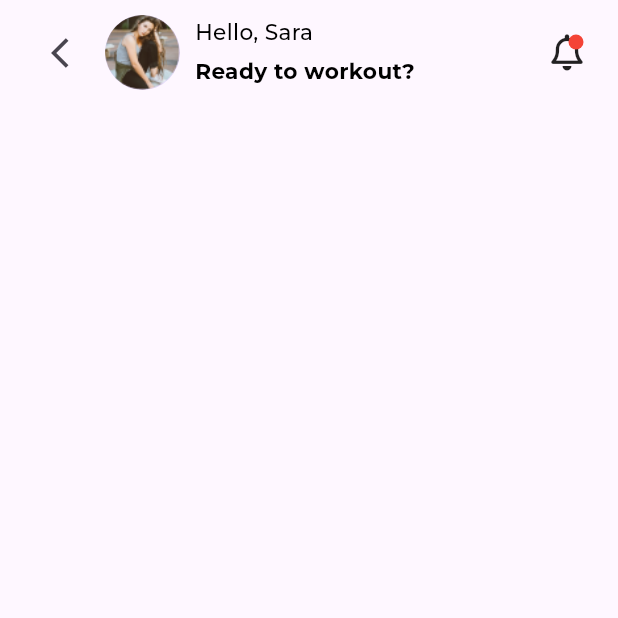
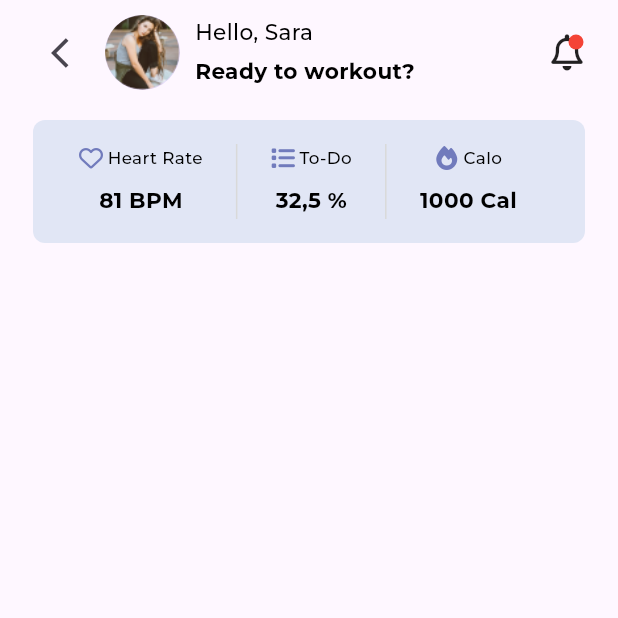
Before and after one commit to ElDaly15/MoodyUiApp, a Flutter app: the YogaView screen opened directly, on a phone screen of 412 x 824 dp, the top half of it. Run offline on Flutter 3.47's test engine with Material 3 defaults, Android fonts, the light colour scheme and no system bars; our stand-ins replace device_preview, dots_indicator, font_awesome_flutter, get, sliding_clipped_nav_bar; project files that could hold a hidden picture were left out.

Commit message:
Add Status Section Widgets to Yoga View
Created `StatusSection` and `StatusSectionItem` widgets to display health and
activity status in the Yoga view. The `StatusSection` widget includes a row of
items with icons, titles, and subtitles, each representing different health
metrics such as heart rate, to-do completion, and calorie intake. The
`StatusSectionItem` widget is used to display individual status items within
the section. Integrated the new `StatusSection` into the `YogaViewBody` to
enhance the user interface with real-time health data representation.

```diff
--- /dev/null
+++ b/lib/featuers/yoga_view/presentation/views/widgets/status_section.dart
@@ -0,0 +1,54 @@
+import 'package:flutter/material.dart';
+import 'package:font_awesome_flutter/font_awesome_flutter.dart';
+
+import 'status_section_item.dart';
+
+class StatusSection extends StatelessWidget {
+  const StatusSection({super.key});
+
+  @override
+  Widget build(BuildContext context) {
+    return Container(
+      padding: const EdgeInsets.all(16),
+      decoration: BoxDecoration(
+          color: const Color.fromARGB(255, 225, 230, 245),
+          borderRadius: BorderRadius.circular(8)),
+      child: const Row(
+        mainAxisAlignment: MainAxisAlignment.spaceEvenly,
+        children: [
+          StatusSectionItem(
+            iconData: FontAwesomeIcons.heart,
+            title: 'Heart Rate',
+            subtitle: '81 BPM',
+          ),
+          SizedBox(
+            height: 50,
+            child: VerticalDivider(
+              color: Color(0xffD9D9D9),
+              thickness: 1,
+            ),
+          ),
+          StatusSectionItem(
+              iconData: FontAwesomeIcons.list,
+              title: 'To-Do',
+              subtitle: '32,5 %'),
+          SizedBox(
+            height: 50,
+            child: VerticalDivider(
+              color: Color(0xffD9D9D9),
+              thickness: 1,
+            ),
+          ),
+          StatusSectionItem(
+            iconData: FontAwesomeIcons.fire,
+            title: 'Calo',
+            subtitle: '1000 Cal',
+          ),
+          SizedBox(
+            height: 40,
+          ),
+        ],
+      ),
+    );
+  }
+}
--- /dev/null
+++ b/lib/featuers/yoga_view/presentation/views/widgets/status_section_item.dart
@@ -0,0 +1,45 @@
+import 'package:flutter/material.dart';
+import 'package:moody/core/utils/style.dart';
+
+class StatusSectionItem extends StatelessWidget {
+  const StatusSectionItem(
+      {super.key,
+      required this.iconData,
+      required this.title,
+      required this.subtitle});
+
+  final IconData iconData;
+  final String title;
+  final String subtitle;
+
+  @override
+  Widget build(BuildContext context) {
+    return Column(
+      children: [
+        Row(
+          children: [
+            Icon(
+              iconData,
+              size: 16,
+              color: const Color(0xff717BBC),
+            ),
+            const SizedBox(
+              width: 3,
+            ),
+            Text(
+              title,
+              style: Style.font14Medium(context),
+            ),
+          ],
+        ),
+        const SizedBox(
+          height: 10,
+        ),
+        Text(
+          subtitle,
+          style: Style.font18Bold(context),
+        ),
+      ],
+    );
+  }
+}
--- a/lib/featuers/yoga_view/presentation/views/widgets/yoga_view_body.dart
+++ b/lib/featuers/yoga_view/presentation/views/widgets/yoga_view_body.dart
@@ -1,4 +1,5 @@
 import 'package:flutter/material.dart';
+import 'package:moody/featuers/yoga_view/presentation/views/widgets/status_section.dart';
 
 import 'package:moody/featuers/yoga_view/presentation/views/widgets/yoga_app_bar.dart';
 
@@ -21,6 +22,12 @@ class YogaViewBody extends StatelessWidget {
           SliverToBoxAdapter(
             child: CustomYogaViewHeader(),
           ),
+          SliverToBoxAdapter(
+            child: SizedBox(
+              height: 20,
+            ),
+          ),
+          SliverToBoxAdapter(child: StatusSection()),
         ],
       ),
     );
```
